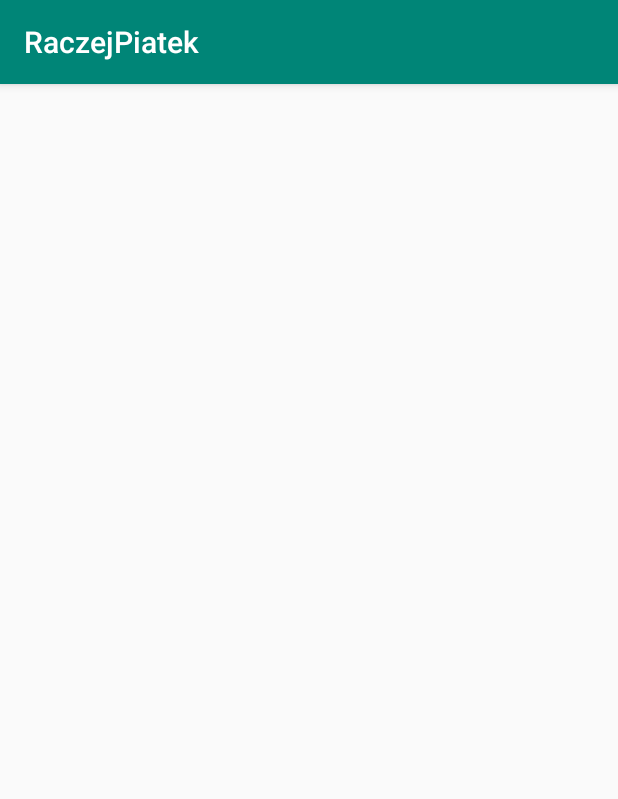
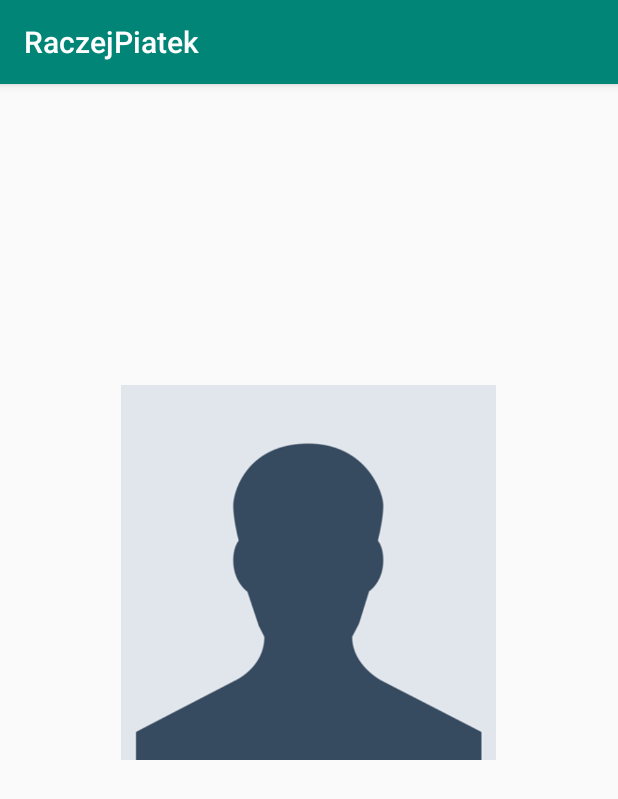
Before and after one commit to Daymos1996/RaczejPiatek, an Android app: the ProfilActivity screen opened directly, with no data from a screen before it, on a phone screen of 412 x 824 dp. Shown: the top 799 px of the screen. Run offline under Robolectric (Android 15) with nearby library versions, the phone set to English and light mode, and no system bars; our stand-ins replace Firebase (no records; nobody signed in at launch, a user with empty details on screens opened directly), Picasso; libraries missing offline, so code that uses them is left out: com.facebook; pictures from the network do not load.

Commit message:
wyswietlanie profilu uzytkownika

```diff
--- a/app/src/main/java/com/example/kuba/raczejpiatek/ProfilActivity.java
+++ b/app/src/main/java/com/example/kuba/raczejpiatek/ProfilActivity.java
@@ -8,7 +8,9 @@ import android.support.annotation.NonNull;
 import android.support.v7.app.AppCompatActivity;
 import android.os.Bundle;
 import android.util.Log;
+import android.widget.ArrayAdapter;
 import android.widget.ImageView;
+import android.widget.ListView;
 import android.widget.TextView;
 import android.widget.Toast;
 
@@ -21,30 +23,161 @@ import com.facebook.FacebookSdk;
 import com.google.android.gms.tasks.OnCompleteListener;
 import com.google.android.gms.tasks.Task;
 import com.google.firebase.auth.FirebaseAuth;
+import com.google.firebase.auth.FirebaseUser;
+import com.google.firebase.database.DataSnapshot;
+import com.google.firebase.database.DatabaseError;
+import com.google.firebase.database.DatabaseReference;
 import com.google.firebase.database.FirebaseDatabase;
+import com.google.firebase.database.ValueEventListener;
 import com.squareup.picasso.Picasso;
+import com.squareup.picasso.RequestCreator;
 
 import org.json.JSONObject;
 
 import java.net.MalformedURLException;
 import java.net.URL;
+import java.util.ArrayList;
 
 public class ProfilActivity extends AppCompatActivity {
 
+    private FirebaseAuth mAuth;
+    private static final String TAG = "ViewDatabase";
+    private FirebaseDatabase database;
+    private FirebaseAuth.AuthStateListener mAuthListener;
+    private DatabaseReference myRef;
+    private String userID;
     private TextView emailTextView;
     private TextView first_nameTextView;
     private TextView last_nameTextView;
+    private TextView genderTextView;
     private ImageView profilURL;
-
-
+    private TextView nickNameTextView;
+    private TextView phoneNumberTextView;
 
 
     @Override
     protected void onCreate(Bundle savedInstanceState) {
         super.onCreate(savedInstanceState);
         setContentView(R.layout.activity_profil);
+        init();
+        mAuth = FirebaseAuth.getInstance();
+        database = FirebaseDatabase.getInstance();
+        myRef=database.getReference();
+        FirebaseUser user=mAuth.getCurrentUser();
+        userID=user.getUid();
+
+        mAuthListener = new FirebaseAuth.AuthStateListener() {
+            @Override
+            public void onAuthStateChanged(@NonNull FirebaseAuth mAuth) {
+                FirebaseUser user = mAuth.getCurrentUser();
+                if(user !=null){
+                    Log.d(TAG, "onAuthStateChanged:signed_in:" + user.getUid());
+                    toastMessage("Successfully signed in with: " + user.getEmail());
+                } else {
+                    // User is signed out
+                    Log.d(TAG, "onAuthStateChanged:signed_out");
+                    toastMessage("Successfully signed out.");
+                }
+            }
+
+        };
+
+            myRef.addValueEventListener(new ValueEventListener() {
+            @Override
+            public void onDataChange(DataSnapshot dataSnapshot) {
+                showData(dataSnapshot);
+            }
+
+            @Override
+            public void onCancelled(DatabaseError databaseError) {
+
+            }
+        });
 
     }
 
+    private void showData(DataSnapshot dataSnapshot) {
+
+
+
+        for(DataSnapshot ds : dataSnapshot.getChildren()){
+
+            User uInfo = new User();
+            uInfo.setFirst_name(ds.child(userID).getValue(User.class).getFirst_name()); //set the name
+            uInfo.setLast_name(ds.child(userID).getValue(User.class).getLast_name()); //set the name
+            uInfo.setEmail(ds.child(userID).getValue(User.class).getEmail()); //set the email
+            uInfo.setGender(ds.child(userID).getValue(User.class).getGender());
+            uInfo.setProfilURl(ds.child(userID).getValue(User.class).getProfilURl());
+            uInfo.setUsername(ds.child(userID).getValue(User.class).getUsername());
+            uInfo.setPhone(ds.child(userID).getValue(User.class).getPhone());
+
+
+            //display all the information
+            Log.d(TAG, "showData: name: " + uInfo.getFirst_name());
+            Log.d(TAG, "showData: name: " + uInfo.getLast_name());
+            Log.d(TAG, "showData: email: " + uInfo.getEmail());
+            Log.d(TAG, "showData: phone_num: " + uInfo.getPhone());
+            Log.d(TAG, "showData: profile: " +uInfo.getProfilURl());
+
+
+            emailTextView.setText(uInfo.getEmail());
+            if(uInfo.getGender()==null) {
+                genderTextView.setText("Nie podano płci");
+            }
+            else {
+                genderTextView.setText(uInfo.getGender());
+            }
+            if(uInfo.getFirst_name()==null) {
+                first_nameTextView.setText("Nie podano imienia");
+            }
+            else {
+                first_nameTextView.setText(uInfo.getFirst_name());
+            }
+            if(uInfo.getLast_name()==null) {
+                last_nameTextView.setText("Nie podano nazwiska");
+            }
+            else {
+                last_nameTextView.setText(uInfo.getLast_name());
+            }
+            if(uInfo.getUsername()==null) {
+                nickNameTextView.setText("Nie podano nicku");
+            }
+            else {
+                nickNameTextView.setText(uInfo.getUsername());
+            }
+            if(uInfo.getPhone()==null) {
+                phoneNumberTextView.setText("Nie podano numeru");
+            }
+            else {
+            phoneNumberTextView.setText(uInfo.getPhone());
+        }
+            if(uInfo.getProfilURl()!=null) {
+                Picasso.with(this).load(uInfo.getProfilURl()).into(profilURL);
+            }
+
+        }
+    }
+
+
+
+
+
+    private void init() {
+        emailTextView =  findViewById(R.id.txtEmail);
+        first_nameTextView =  findViewById(R.id.txtFirstName);
+        last_nameTextView = findViewById(R.id.txtLastName);
+        nickNameTextView = findViewById(R.id.txtUsername);
+        phoneNumberTextView =  findViewById(R.id.txtPhoneNumber);
+        genderTextView=  findViewById(R.id.txtGender);
+        profilURL=findViewById(R.id.avatar);
+
+    }
+    private void toastMessage(String message){
+        Toast.makeText(this,message,Toast.LENGTH_SHORT).show();
+    }
+
+
+
+
 
 }
--- a/app/src/main/java/com/example/kuba/raczejpiatek/user/User.java
+++ b/app/src/main/java/com/example/kuba/raczejpiatek/user/User.java
@@ -10,6 +10,10 @@ public class User {
     private String first_name;
     private String last_name;
 
+    public User(){
+
+    }
+
 
     public User(String username, String email, String password, String phone) {
         this.username = username;
@@ -20,7 +24,6 @@ public class User {
 
     public User(String email, String gender, String profilURl, String first_name, String last_name) {
         this.email = email;
-        this.phone = phone;
         this.gender = gender;
         this.profilURl = profilURl;
         this.first_name = first_name;
--- a/app/src/main/res/layout/activity_profil.xml
+++ b/app/src/main/res/layout/activity_profil.xml
@@ -15,6 +15,7 @@
         <ImageView
             android:id="@+id/avatar"
             android:layout_gravity="center_horizontal"
+            android:src="@drawable/blank_avatar"
             android:layout_width="250dp"
             android:layout_height="250dp" />
 
@@ -29,6 +30,13 @@
             android:layout_gravity="center_horizontal"
             android:layout_width="wrap_content"
             android:layout_height="wrap_content" />
+
+        <TextView
+            android:id="@+id/txtUsername"
+            android:layout_gravity="center_horizontal"
+            android:layout_width="wrap_content"
+            android:layout_height="wrap_content" />
+
 
         <TextView
             android:id="@+id/txtEmail"
```
Also changed, not shown: app/src/main/java/com/example/kuba/raczejpiatek/login/LoginActivity.java (+6 -3 lines), app/src/main/res/drawable/blank_avatar.jpg (added).
